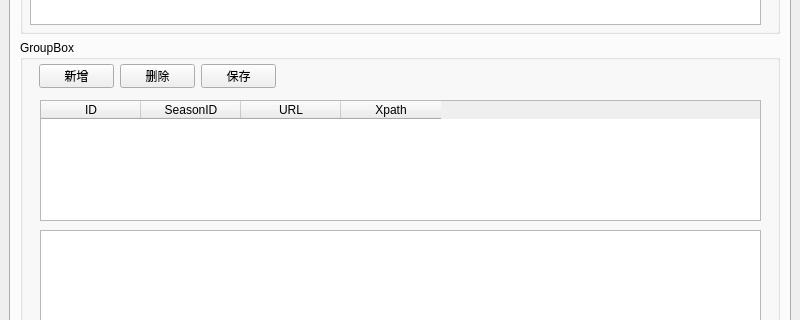
xuyuliang/sprawl, file ui_sprawl.ui: the form before one commit; both pictures show x 0 to 800 and y 230 to 550 of the 800 by 886 pixel window.
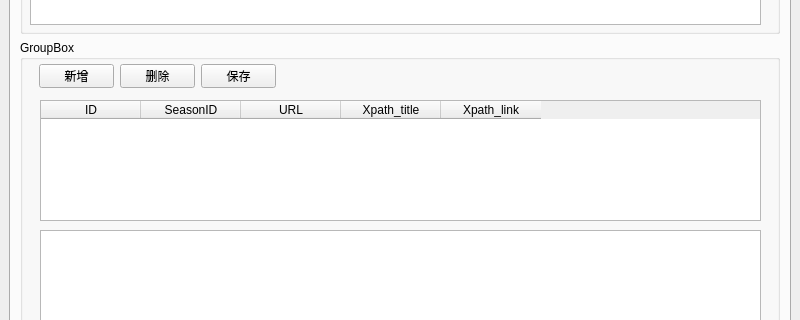
The form after the commit.

Commit message: 0701 解决了Xpath解析

```diff
--- a/ui_sprawl.ui
+++ b/ui_sprawl.ui
@@ -206,7 +206,12 @@
            </column>
            <column>
             <property name="text">
-             <string>Xpath</string>
+             <string>Xpath_title</string>
+            </property>
+           </column>
+           <column>
+            <property name="text">
+             <string>Xpath_link</string>
             </property>
            </column>
           </widget>
```
The commit also changes 5 other files.
